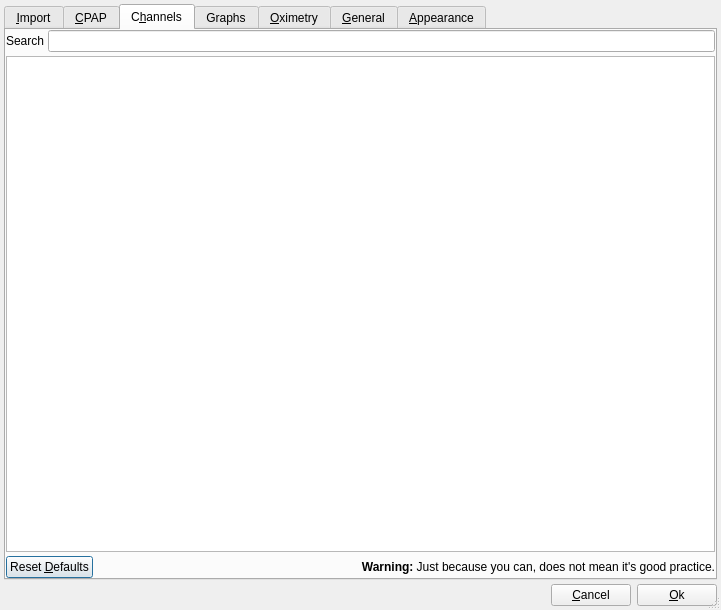
Above: sleepyhead/preferencesdialog.ui from sbonaime/sleepyhead-code. before the change. Below: the same form after it.
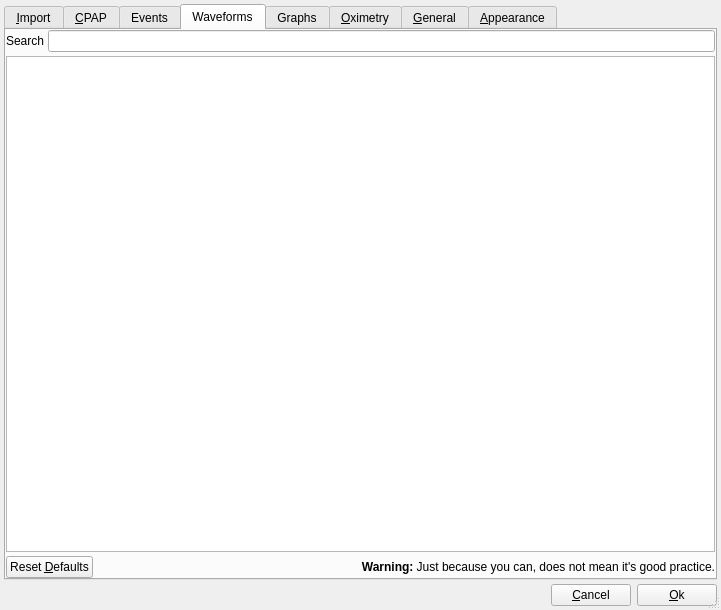
That is the form after the change. The open tabs and pages were chosen to show the change. Icons and pictures are not drawn.

Commit message: Split waveform and event channels in preferences

The edit to the form file:
```diff
--- a/sleepyhead/preferencesdialog.ui
+++ b/sleepyhead/preferencesdialog.ui
@@ -1163,7 +1163,7 @@
      </widget>
      <widget class="QWidget" name="colourTab">
       <attribute name="title">
-       <string>C&amp;hannels</string>
+       <string>Events</string>
       </attribute>
       <layout class="QVBoxLayout" name="verticalLayout_3">
        <property name="spacing">
@@ -1233,6 +1233,78 @@
        </item>
       </layout>
      </widget>
+     <widget class="QWidget" name="waveforms">
+      <attribute name="title">
+       <string>Waveforms</string>
+      </attribute>
+      <layout class="QVBoxLayout" name="verticalLayout_8">
+       <property name="spacing">
+        <number>4</number>
+       </property>
+       <property name="leftMargin">
+        <number>0</number>
+       </property>
+       <property name="topMargin">
+        <number>0</number>
+       </property>
+       <property name="rightMargin">
+        <number>0</number>
+       </property>
+       <property name="bottomMargin">
+        <number>0</number>
+       </property>
+       <item>
+        <layout class="QHBoxLayout" name="horizontalLayout_21">
+         <item>
+          <widget class="QLabel" name="label_55">
+           <property name="text">
+            <string>Search</string>
+           </property>
+          </widget>
+         </item>
+         <item>
+          <widget class="QLineEdit" name="waveSearch"/>
+         </item>
+        </layout>
+       </item>
+       <item>
+        <widget class="QTreeView" name="waveView"/>
+       </item>
+       <item>
+        <layout class="QHBoxLayout" name="horizontalLayout_22">
+         <item>
+          <widget class="QPushButton" name="resetChannelDefaults_2">
+           <property name="sizePolicy">
+            <sizepolicy hsizetype="Minimum" vsizetype="Minimum">
+             <horstretch>0</horstretch>
+             <verstretch>0</verstretch>
+            </sizepolicy>
+           </property>
+           <property name="text">
+            <string>Reset &amp;Defaults</string>
+           </property>
+          </widget>
+         </item>
+         <item>
+          <widget class="QLabel" name="label_56">
+           <property name="sizePolicy">
+            <sizepolicy hsizetype="Expanding" vsizetype="Preferred">
+             <horstretch>0</horstretch>
+             <verstretch>0</verstretch>
+            </sizepolicy>
+           </property>
+           <property name="text">
+            <string>&lt;html&gt;&lt;head/&gt;&lt;body&gt;&lt;p&gt;&lt;span style=&quot; font-weight:600;&quot;&gt;Warning: &lt;/span&gt;Just because you can, does not mean it's good practice.&lt;/p&gt;&lt;/body&gt;&lt;/html&gt;</string>
+           </property>
+           <property name="alignment">
+            <set>Qt::AlignRight|Qt::AlignTrailing|Qt::AlignVCenter</set>
+           </property>
+          </widget>
+         </item>
+        </layout>
+       </item>
+      </layout>
+     </widget>
      <widget class="QWidget" name="graphTab">
       <attribute name="title">
        <string>Graphs</string>
```
Left out of the diff: 2 changed lines with no effect on the pictures. The commit also changes 8 other files.
